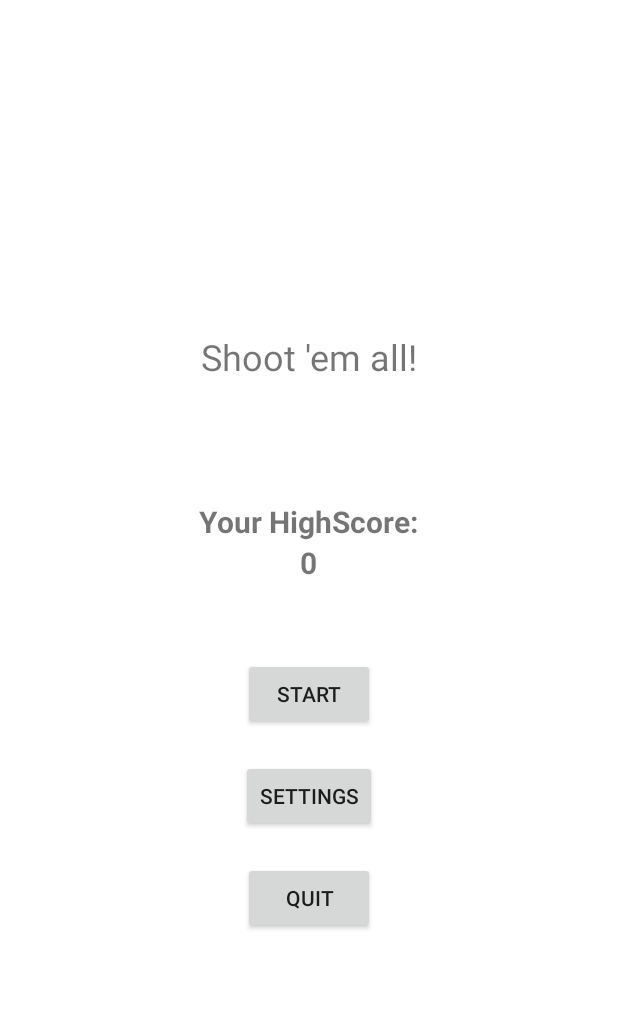
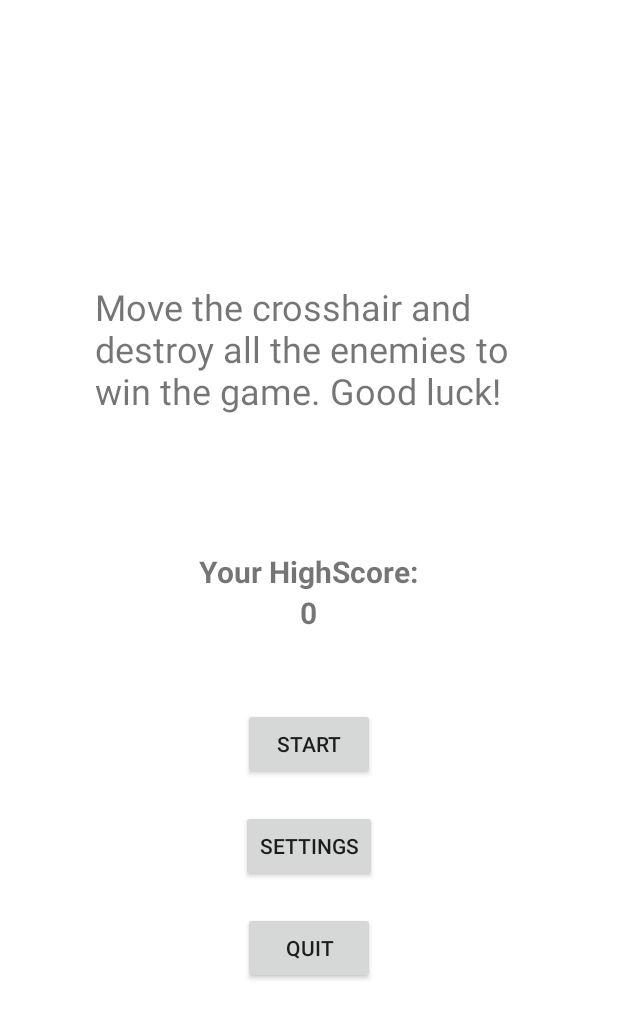
Before and after one commit to init-andrea/DroidShooter, an Android app: the screen it shows after launch (StartGameActivity), on a phone screen of 412 x 824 dp. Shown: the top 1019 px of the screen. Run offline under Robolectric (Android 15) with nearby library versions, the phone set to English and light mode, and no system bars.

Commit message:
Fixes in the code and layout.

```diff
--- a/app/src/main/res/layout/activity_start.xml
+++ b/app/src/main/res/layout/activity_start.xml
@@ -11,9 +11,9 @@
 
 
     <TextView
-        android:layout_height="wrap_content"
+        android:layout_width="285dp"
+        android:layout_height="99dp"
         android:layout_marginTop="20dp"
-        android:layout_width="wrap_content"
         android:text="@string/start_screen_slogan"
         android:textSize="24sp" />
 
--- a/app/src/main/res/values/strings.xml
+++ b/app/src/main/res/values/strings.xml
@@ -4,7 +4,7 @@
     <string name="crosshair_description">Crosshair</string>
     <string name="pause_button_description">Pause button</string>
     <string name="audio_button_description">Audio button</string>
-    <string name="start_screen_slogan">Shoot \'em all!</string>
+    <string name="start_screen_slogan">Move the crosshair and destroy all the enemies to win the game. Good luck!</string>
     <string name="start_button">START</string>
     <string name="quit_button">QUIT</string>
     <string name="settings_button">SETTINGS</string>
```
Also changed, not shown: app/src/main/java/unipg/pigdm/droidshooter/view/uicontroller/GameActivity.java (+48 -42 lines).
